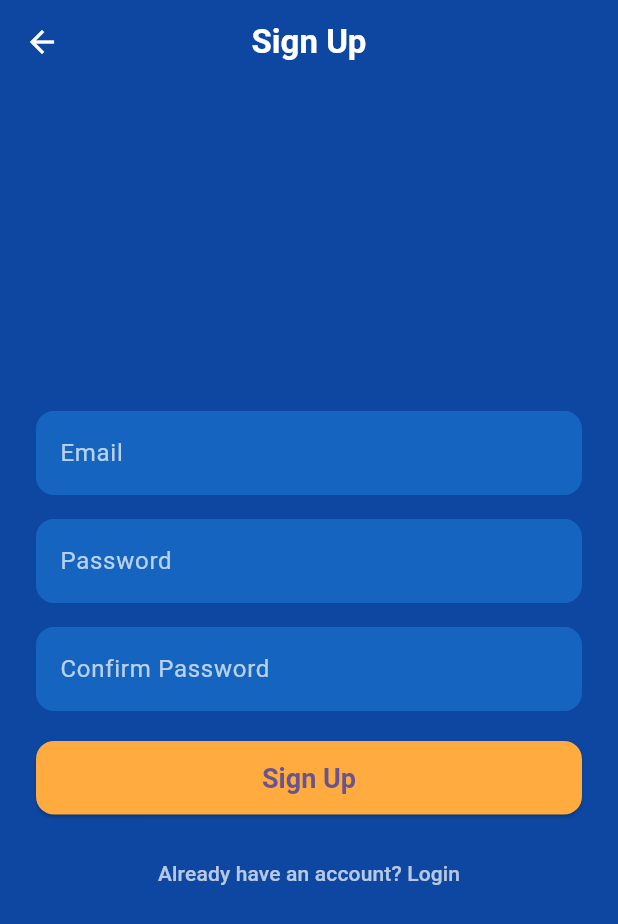
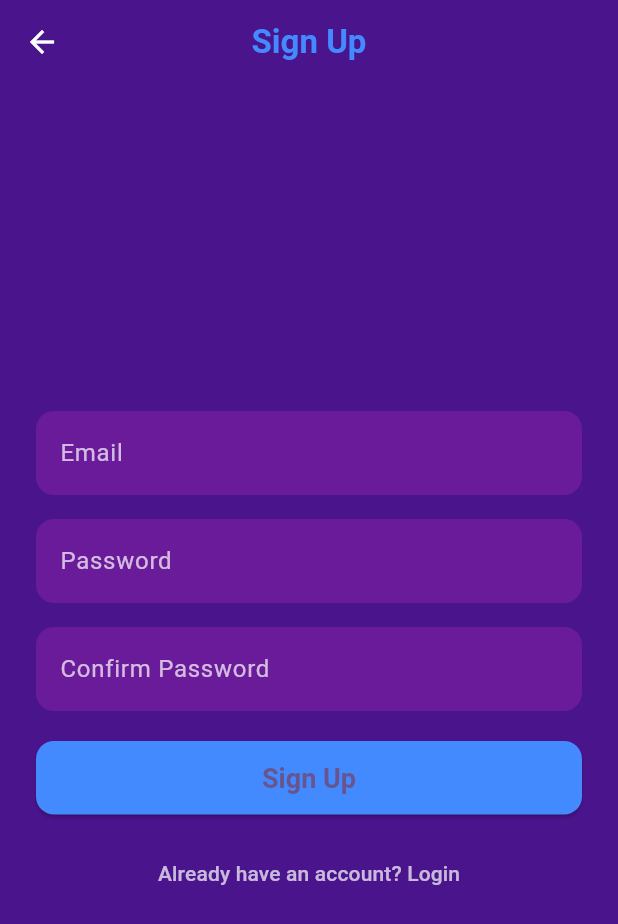
Before and after one commit to John-Kurwa/loyaltyart-app, a Flutter app: the screen it shows after launch, after a tap on "Don’t have an account? Sign Up", on a phone screen of 412 x 824 dp. Shown: the top 924 px of the screen. Run offline on Flutter 3.47's test engine with Material 3 defaults, Android fonts, the light colour scheme and no system bars; our stand-ins replace cloud_firestore, firebase_auth, firebase_core, fl_chart, qr_flutter; missing offline and left inert: flutter_barcode_scanner; accounts and stored records are empty; generated files the repository leaves out were written again.

Commit message:
Modifying the authentication

```diff
--- a/lib/features/auth/presentation/pages/login_page.dart
+++ b/lib/features/auth/presentation/pages/login_page.dart
@@ -16,16 +16,16 @@ class LoginPage extends StatelessWidget {
   @override
   Widget build(BuildContext context) {
     return Scaffold(
-      backgroundColor: Colors.blue.shade900, // Deep banking blue
+      backgroundColor: Colors.purple.shade900, // Deep banking blue
       appBar: AppBar(
-        backgroundColor: Colors.blue.shade900,
+        backgroundColor: Colors.purple.shade900,
         elevation: 0,
         title: const Text(
           'Login',
           style: TextStyle(
             fontWeight: FontWeight.bold,
             fontSize: 22,
-            color: Colors.white,
+            color: Colors.blueAccent ,
           ),
         ),
         centerTitle: true,
@@ -42,19 +42,19 @@ class LoginPage extends StatelessWidget {
                 // Email Input Field
                 TextFormField(
                   controller: emailController,
-                  style: const TextStyle(color: Colors.white),
+                  style: const TextStyle(color: Colors.white54),
                   decoration: InputDecoration(
                     labelText: 'Email',
                     labelStyle: const TextStyle(color: Colors.white70),
                     filled: true,
-                    fillColor: Colors.blue.shade800,
+                    fillColor: Colors.purple.shade800,
                     border: OutlineInputBorder(
                       borderRadius: BorderRadius.circular(12),
                       borderSide: BorderSide.none,
                     ),
                     focusedBorder: OutlineInputBorder(
                       borderRadius: BorderRadius.circular(12),
-                      borderSide: const BorderSide(color: Colors.orangeAccent),
+                      borderSide: const BorderSide(color: Colors.blueAccent),
                     ),
                   ),
                   keyboardType: TextInputType.emailAddress,
@@ -74,19 +74,19 @@ class LoginPage extends StatelessWidget {
                 TextFormField(
                   controller: passwordController,
                   obscureText: true,
-                  style: const TextStyle(color: Colors.white),
+                  style: const TextStyle(color: Colors.white54),
                   decoration: InputDecoration(
                     labelText: 'Password',
                     labelStyle: const TextStyle(color: Colors.white70),
                     filled: true,
-                    fillColor: Colors.blue.shade800,
+                    fillColor: Colors.purple.shade800,
                     border: OutlineInputBorder(
                       borderRadius: BorderRadius.circular(12),
                       borderSide: BorderSide.none,
                     ),
                     focusedBorder: OutlineInputBorder(
                       borderRadius: BorderRadius.circular(12),
-                      borderSide: const BorderSide(color: Colors.orangeAccent),
+                      borderSide: const BorderSide(color: Colors.blueAccent),
                     ),
                   ),
                   validator: (value) {
@@ -127,7 +127,7 @@ class LoginPage extends StatelessWidget {
                     }
                   },
                   style: ElevatedButton.styleFrom(
-                    backgroundColor: Colors.orangeAccent,
+                    backgroundColor: Colors.blueAccent,
                     shape: RoundedRectangleBorder(
                       borderRadius: BorderRadius.circular(12),
                     ),
--- a/lib/features/auth/presentation/pages/register.dart
+++ b/lib/features/auth/presentation/pages/register.dart
@@ -4,73 +4,6 @@ import 'package:loyaltyart/features/home/presentation/pages/home_page.dart';
 // import 'package:provider/provider.dart';
 // import '../../auth_controller.dart';
 import 'package:firebase_auth/firebase_auth.dart';
-
-// class RegisterPage extends StatefulWidget {
-//   const RegisterPage({super.key});
-
-//   @override
-//   State<RegisterPage> createState() => _RegisterPageState();
-// }
-
-// class _RegisterPageState extends State<RegisterPage> {
-//   final _formKey = GlobalKey<FormState>();
-//   String email = '';
-//   String password = '';
-//   bool loading = false;
-
-//   @override
-//   Widget build(BuildContext context) {
-//     return Scaffold(
-//       appBar: AppBar(title: const Text('Staff Registration')),
-//       body: Center(
-//         child: Padding(
-//           padding: const EdgeInsets.all(16),
-//           child: Form(
-//             key: _formKey,
-//             child: ListView(
-//               shrinkWrap: true,
-//               children: [
-//                 TextFormField(
-//                   decoration: const InputDecoration(labelText: 'Email'),
-//                   onSaved: (val) => email = val ?? '',
-//                   validator: (val) => val!.isEmpty ? 'Enter email' : null,
-//                 ),
-//                 TextFormField(
-//                   decoration: const InputDecoration(labelText: 'Password'),
-//                   obscureText: true,
-//                   onSaved: (val) => password = val ?? '',
-//                   validator: (val) => val!.isEmpty ? 'Enter password' : null,
-//                 ),
-//                 const SizedBox(height: 16),
-//                 loading
-//                     ? const Center(child: CircularProgressIndicator())
-//                     : ElevatedButton(
-//                         child: const Text('Register'),
-//                         onPressed: () async {
-//                           if (_formKey.currentState!.validate()) {
-//                             _formKey.currentState!.save();
-//                             setState(() => loading = true);
-//                             try {
-//                               await Provider.of<AuthController>(context, listen: false)
-//                                   .register(email, password);
-//                               Navigator.pop(context);
-//                             } catch (e) {
-//                               ScaffoldMessenger.of(context).showSnackBar(
-//                                 SnackBar(content: Text('Registration failed: ${e.toString()}')),
-//                               );
-//                             }
-//                             setState(() => loading = false);
-//                           }
-//                         },
-//                       ),
-//               ],
-//             ),
-//           ),
-//         ),
-//       ),
-//     );
-//   }
-// }
 
 class SignUpPage extends StatefulWidget {
   const SignUpPage({super.key});
@@ -97,16 +30,16 @@ class _SignUpPageState extends State<SignUpPage> {
   @override
   Widget build(BuildContext context) {
     return Scaffold(
-      backgroundColor: Colors.blue.shade900, // Deep banking blue
+      backgroundColor: Colors.purple.shade900,
       appBar: AppBar(
-        backgroundColor: Colors.blue.shade900,
+        backgroundColor: Colors.purple.shade900,
         elevation: 0,
         title: const Text(
           'Sign Up',
           style: TextStyle(
             fontWeight: FontWeight.bold,
             fontSize: 22,
-            color: Colors.white,
+            color: Colors.blueAccent
           ),
         ),
         centerTitle: true,
@@ -123,19 +56,19 @@ class _SignUpPageState extends State<SignUpPage> {
                 // Email Field
                 TextFormField(
                   controller: _emailController,
-                  style: const TextStyle(color: Colors.white),
+                  style: const TextStyle(color: Colors.white54),
                   decoration: InputDecoration(
                     labelText: 'Email',
                     labelStyle: const TextStyle(color: Colors.white70),
                     filled: true,
-                    fillColor: Colors.blue.shade800,
+                    fillColor: Colors.purple.shade800,
                     border: OutlineInputBorder(
                       borderRadius: BorderRadius.circular(12),
                       borderSide: BorderSide.none,
                     ),
                     focusedBorder: OutlineInputBorder(
                       borderRadius: BorderRadius.circular(12),
-                      borderSide: const BorderSide(color: Colors.orangeAccent),
+                      borderSide: const BorderSide(color: Colors.blueAccent),
                     ),
                   ),
                   validator: (value) {
@@ -154,19 +87,19 @@ class _SignUpPageState extends State<SignUpPage> {
                 TextFormField(
                   controller: _passwordController,
                   obscureText: true,
-                  style: const TextStyle(color: Colors.white),
+                  style: const TextStyle(color: Colors.white54),
                   decoration: InputDecoration(
                     labelText: 'Password',
                     labelStyle: const TextStyle(color: Colors.white70),
                     filled: true,
-                    fillColor: Colors.blue.shade800,
+                    fillColor: Colors.purple.shade800,
                     border: OutlineInputBorder(
                       borderRadius: BorderRadius.circular(12),
                       borderSide: BorderSide.none,
                     ),
                     focusedBorder: OutlineInputBorder(
                       borderRadius: BorderRadius.circular(12),
-                      borderSide: const BorderSide(color: Colors.orangeAccent),
+                      borderSide: const BorderSide(color: Colors.blueAccent),
                     ),
                   ),
                   validator: (value) {
@@ -185,19 +118,19 @@ class _SignUpPageState extends State<SignUpPage> {
                 TextFormField(
                   controller: _confirmPasswordController,
                   obscureText: true,
-                  style: const TextStyle(color: Colors.white),
+                  style: const TextStyle(color: Colors.white12),
                   decoration: InputDecoration(
                     labelText: 'Confirm Password',
                     labelStyle: const TextStyle(color: Colors.white70),
                     filled: true,
-                    fillColor: Colors.blue.shade800,
+                    fillColor: Colors.purple.shade800,
                     border: OutlineInputBorder(
                       borderRadius: BorderRadius.circular(12),
                       borderSide: BorderSide.none,
                     ),
                     focusedBorder: OutlineInputBorder(
                       borderRadius: BorderRadius.circular(12),
-                      borderSide: const BorderSide(color: Colors.orangeAccent),
+                      borderSide: const BorderSide(color: Colors.blueAccent),
                     ),
                   ),
                   validator: (value) {
@@ -244,7 +177,7 @@ class _SignUpPageState extends State<SignUpPage> {
                     }
                   },
                   style: ElevatedButton.styleFrom(
-                    backgroundColor: Colors.orangeAccent,
+                    backgroundColor: Colors.blueAccent,
                     shape: RoundedRectangleBorder(
                       borderRadius: BorderRadius.circular(12),
                     ),
```
